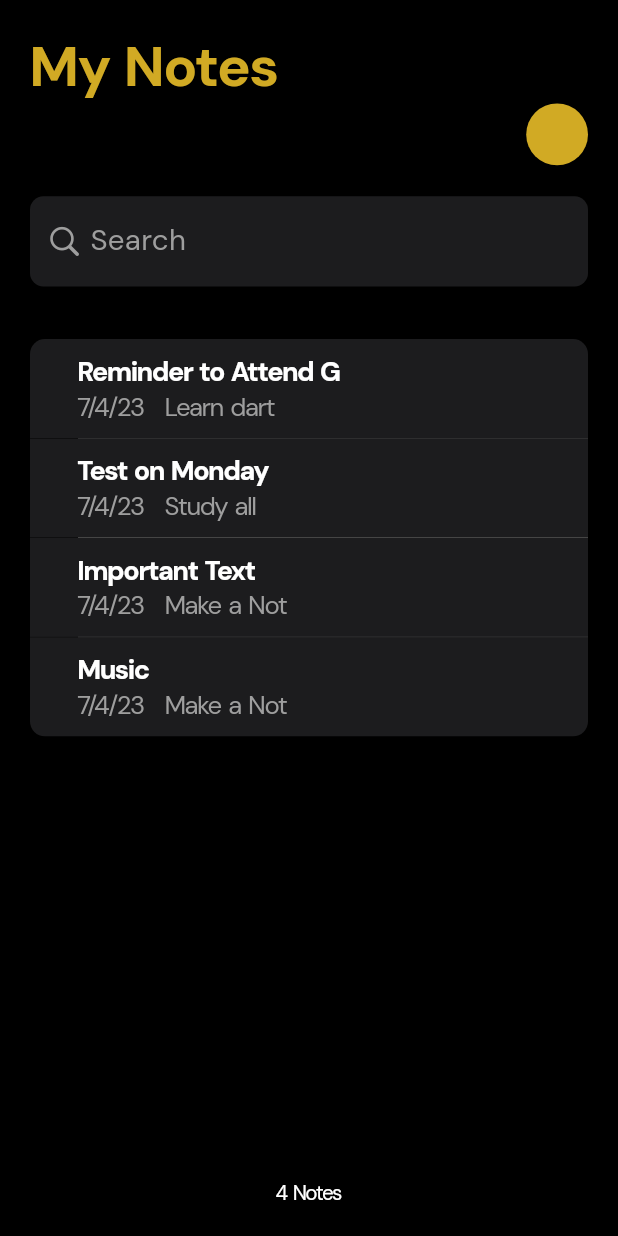
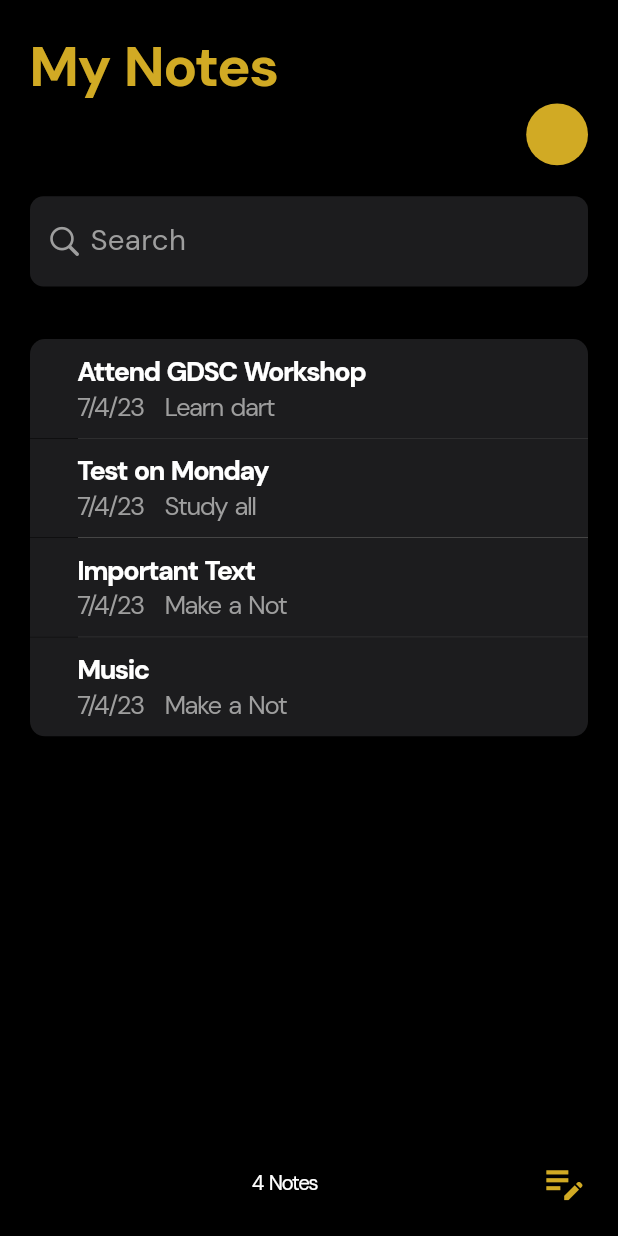
Before and after one commit to DSC-VJTI/Flutter-Forward-Extended, a Flutter app: the Notes screen opened directly, on a phone screen of 412 x 824 dp. Run offline on Flutter 3.47's test engine with Material 2 defaults, Android fonts, the phone set to English and light mode, and no system bars; drawn by our look-alikes of flutter_slidable; our stand-ins replace google_fonts.

```diff
--- a/notes_app/lib/login/login.dart
+++ b/notes_app/lib/login/login.dart
@@ -14,7 +14,6 @@ class _LoginState extends State<Login> {
   final TextEditingController _emailController = TextEditingController();
   final TextEditingController _passwordController = TextEditingController();
   final _formKey = GlobalKey<FormState>();
-
   bool isLoading1 = false;
   bool isLoading2 = false;
 
--- a/notes_app/lib/main.dart
+++ b/notes_app/lib/main.dart
@@ -1,5 +1,5 @@
 import 'package:flutter/material.dart';
-import 'package:notes_app/login/login.dart';
+import 'package:notes_app/notes/notes.dart';
 
 void main() {
   runApp(const MyApp());
@@ -10,10 +10,10 @@ class MyApp extends StatelessWidget {
 
   @override
   Widget build(BuildContext context) {
-    return  const MaterialApp(
+    return const MaterialApp(
       title: 'Notes App',
       debugShowCheckedModeBanner: false,
-      home: Login(),
+      home: Notes(),
     );
   }
 }
--- a/notes_app/lib/notes/notes.dart
+++ b/notes_app/lib/notes/notes.dart
@@ -1,6 +1,7 @@
 import 'package:flutter/cupertino.dart';
 import 'package:flutter/material.dart';
 import 'package:flutter_slidable/flutter_slidable.dart';
+import 'package:notes_app/notes/layout/note_pad_page.dart';
 import 'package:notes_app/notes/models/note_model.dart';
 import 'package:notes_app/notes/widgets/note_card.dart';
 import 'package:notes_app/utils/notes_theme.dart';
@@ -15,7 +16,7 @@ class Notes extends StatefulWidget {
 class _NotesState extends State<Notes> {
   List<NoteModel> models = [
     NoteModel(
-        title: "Reminder to Attend GDSC Workshop",
+        title: "Attend GDSC Workshop",
         note: "Learn dart basic, install flutter sdk.",
         description: "Learn dart basic, install flutter sdk.",
         date: "7/4/23",
@@ -52,11 +53,25 @@ class _NotesState extends State<Notes> {
         child: Row(
           mainAxisAlignment: MainAxisAlignment.center,
           children: [
+            const Spacer(),
             Text(
               "${models.length} Notes",
               style: NotesTheme.appText(
                   size: width / 30, weight: FontWeight.normal),
             ),
+            const Spacer(),
+            GestureDetector(
+              onTap: () {
+                Navigator.push(context, MaterialPageRoute(builder: (_) {
+                  return const NotePadPage();
+                }));
+              },
+              child: Icon(
+                Icons.edit_note,
+                color: NotesTheme.highlightColor,
+                size: width / 13,
+              ),
+            )
           ],
         ),
       ),
```
Also changed, not shown: notes_app/lib/notes/layout/note_pad_page.dart (added, +27 -0 lines).
